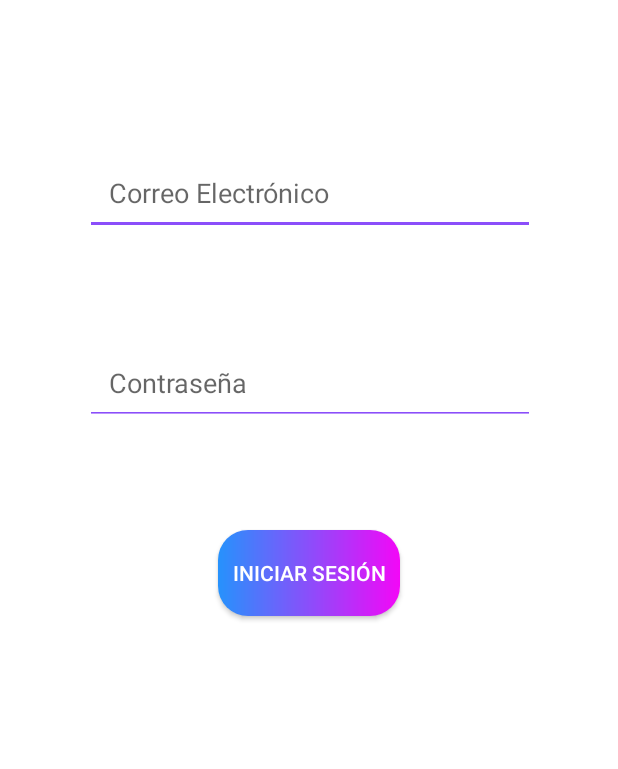
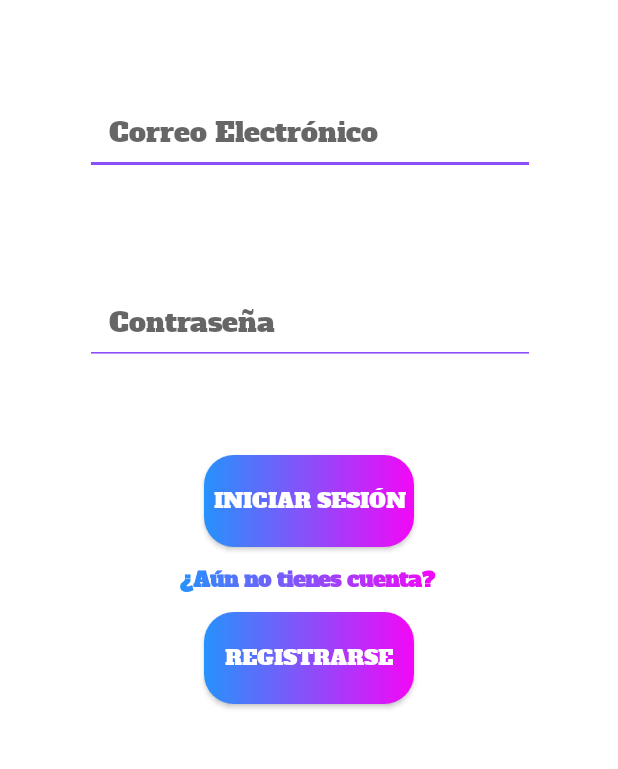
Before and after one commit to mangel18/DisenhoAppDeportemania, an Android app: the LogIn screen opened directly, with no data from a screen before it, on a phone screen of 412 x 824 dp, the part 357-1126 px from its top. Run offline under Robolectric (Android 15) with nearby library versions, the phone set to English and light mode, and no system bars.

Commit message:
Agregamos la fuente personalizada y el gradiente a los textos

```diff
--- a/app/src/main/java/edu/iest/registrodeusuario/LogIn.java
+++ b/app/src/main/java/edu/iest/registrodeusuario/LogIn.java
@@ -1,11 +1,14 @@
 package edu.iest.registrodeusuario;
 
 import androidx.appcompat.app.AppCompatActivity;
+import static edu.iest.registrodeusuario.TextoGradiente.setGradientText;
+
 
 import android.content.Intent;
 import android.os.Bundle;
 import android.view.Menu;
 import android.view.MenuItem;
+import android.widget.TextView;
 
 public class LogIn extends AppCompatActivity {
 
@@ -13,6 +16,11 @@ public class LogIn extends AppCompatActivity {
     protected void onCreate(Bundle savedInstanceState) {
         super.onCreate(savedInstanceState);
         setContentView(R.layout.activity_log_in);
+
+        //SE LLAMA A LA FUNCIÓN PARA DARLE EL COLOR DE GRADIENTE AL TEXTO Y SE LE ESTABLECE EL TEXTO DESEADO
+        TextView tvNoTienesCuenta = findViewById(R.id.tvNoTienesCuenta);
+        setGradientText(tvNoTienesCuenta, "¿Aún no tienes cuenta?");
+
     }
 
     @Override
--- /dev/null
+++ b/app/src/main/java/edu/iest/registrodeusuario/TextoGradiente.java
@@ -0,0 +1,20 @@
+package edu.iest.registrodeusuario;
+
+import android.graphics.LinearGradient;
+import android.graphics.Shader;
+import android.widget.TextView;
+
+
+//LA FUNCIÓN ENCARGADA DE DEFINIR LOS COLORES DEL GRADIENTE DE LOS TEXTOS
+public class TextoGradiente {
+    public static void setGradientText(TextView textView, String text) {
+        int startColor = 0xFF2692FC; // Color de inicio azul
+        int midColor = 0xFF8B4EFA; // Color de medio morado
+        int endColor = 0xFFF307F7; // Color de fin rosa
+        Shader textShader = new LinearGradient(0, 0, textView.getPaint().measureText(text), textView.getTextSize(),
+                new int[]{startColor, midColor, endColor},
+                new float[]{0, 0.5f, 1}, Shader.TileMode.CLAMP);
+        textView.getPaint().setShader(textShader);
+        textView.setText(text);
+    }
+}
--- a/app/src/main/res/layout/activity_log_in.xml
+++ b/app/src/main/res/layout/activity_log_in.xml
@@ -19,13 +19,16 @@
         app:srcCompat="@drawable/deportemanialogo" />
 
     <!-- Campo para introducir el correo electrónico -->
+
+    <!-- Campo para introducir contraseña -->
     <EditText
         android:id="@+id/etCorreoElectronico"
         android:layout_width="300dp"
         android:layout_height="wrap_content"
-        android:layout_marginTop="100dp"
+        android:layout_marginTop="60dp"
         android:backgroundTint="#8B4EFA"
         android:hint="Correo Electrónico"
+        android:fontFamily="@font/alfaslabone"
         android:inputType="textEmailAddress"
         android:padding="16dp"
         app:layout_constraintEnd_toEndOf="parent"
@@ -33,7 +36,6 @@
         app:layout_constraintStart_toStartOf="parent"
         app:layout_constraintTop_toBottomOf="@+id/ivLogo" />
 
-    <!-- Campo para introducir contraseña -->
     <EditText
         android:id="@+id/etContrasena"
         android:layout_width="300dp"
@@ -41,6 +43,7 @@
         android:backgroundTint="#8B4EFA"
         android:layout_marginTop="70dp"
         android:hint="Contraseña"
+        android:fontFamily="@font/alfaslabone"
         android:inputType="textPassword"
         android:padding="16dp"
         app:layout_constraintEnd_toEndOf="parent"
@@ -49,16 +52,47 @@
         app:layout_constraintTop_toBottomOf="@+id/etCorreoElectronico" />
 
     <!-- Botón para guardar los datos de registros -->
+
     <androidx.appcompat.widget.AppCompatButton
         android:id="@+id/bnLogIn"
-        android:layout_width="121dp"
-        android:layout_height="57dp"
+        android:layout_width="140dp"
+        android:layout_height="61dp"
+        android:layout_marginTop="60dp"
         android:background="@drawable/gradiente"
-        android:layout_marginTop="70dp"
         android:text="Iniciar Sesión"
+        android:fontFamily="@font/alfaslabone"
         android:textColor="@color/white"
         app:layout_constraintEnd_toEndOf="parent"
         app:layout_constraintStart_toStartOf="parent"
         app:layout_constraintTop_toBottomOf="@+id/etContrasena" />
 
+    <TextView
+        android:layout_width="wrap_content"
+        android:layout_height="wrap_content"
+        android:id="@+id/tvNoTienesCuenta"
+        android:layout_marginTop="12dp"
+        android:text="¿Aún no tienes cuenta?"
+        android:fontFamily="@font/alfaslabone"
+        android:textColor="@color/black"
+        android:textStyle="bold"
+        app:layout_constraintEnd_toEndOf="parent"
+        app:layout_constraintHorizontal_bias="0.498"
+        app:layout_constraintStart_toStartOf="parent"
+        app:layout_constraintTop_toBottomOf="@+id/bnLogIn" />
+
+    <!-- Botón para registrarse -->
+
+    <androidx.appcompat.widget.AppCompatButton
+        android:id="@+id/bnRegistrarse"
+        android:layout_width="140dp"
+        android:layout_height="61dp"
+        android:layout_marginTop="12dp"
+        android:background="@drawable/gradiente"
+        android:text="Registrarse"
+        android:fontFamily="@font/alfaslabone"
+        android:textColor="@color/white"
+        app:layout_constraintEnd_toEndOf="parent"
+        app:layout_constraintStart_toStartOf="parent"
+        app:layout_constraintTop_toBottomOf="@+id/tvNoTienesCuenta" />
+
 </androidx.constraintlayout.widget.ConstraintLayout>
--- a/app/src/main/res/values/strings.xml
+++ b/app/src/main/res/values/strings.xml
@@ -5,5 +5,6 @@
     <array name="spinner_items">
         <item>Elige una vista</item>
         <item>Log in</item>
+        <item>Contacto</item>
     </array>
 </resources>
--- a/build.gradle
+++ b/build.gradle
@@ -1,5 +1,5 @@
 // Top-level build file where you can add configuration options common to all sub-projects/modules.
 plugins {
-    id 'com.android.application' version '7.4.2' apply false
-    id 'com.android.library' version '7.4.2' apply false
+    id 'com.android.application' version '8.0.1' apply false
+    id 'com.android.library' version '8.0.1' apply false
 }
--- a/gradle.properties
+++ b/gradle.properties
@@ -19,3 +19,5 @@ android.useAndroidX=true
 # resources declared in the library itself and none from the library's dependencies,
 # thereby reducing the size of the R class for that library
 android.nonTransitiveRClass=true
+android.defaults.buildfeatures.buildconfig=true
+android.nonFinalResIds=false
```
Also changed, not shown: app/src/main/java/edu/iest/registrodeusuario/ContactoActivity.java (+29 -0 lines), app/src/main/java/edu/iest/registrodeusuario/Registro.java (+24 -0 lines), app/src/main/res/layout/activity_contacto.xml (+10 -5 lines), app/src/main/res/layout/activity_registro.xml (+13 -3 lines), app/src/main/res/font/alfaslabone.ttf (added), gradle/wrapper/gradle-wrapper.properties.
